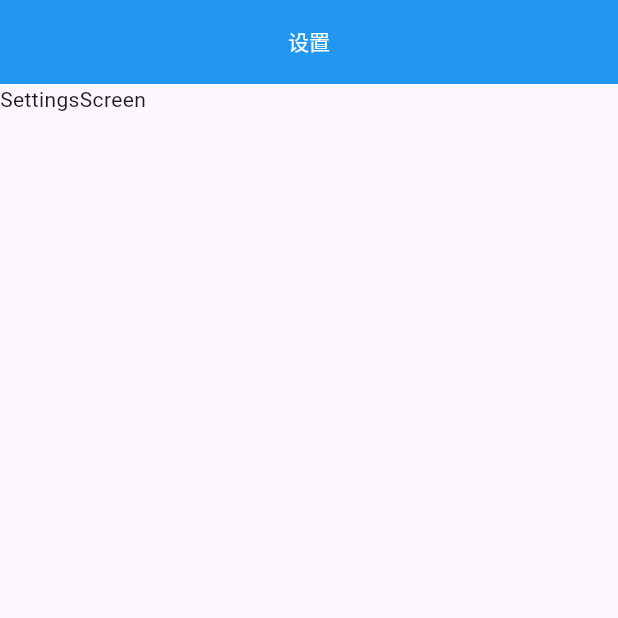
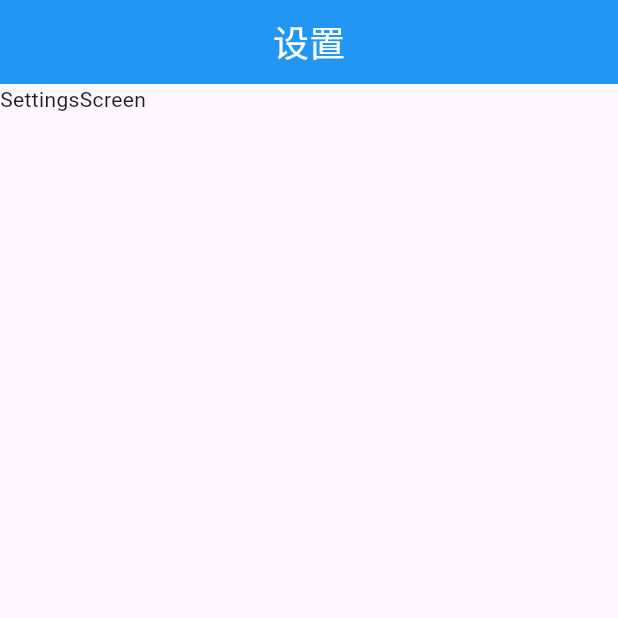
Before and after one commit to CrossEvol/flutter_ce_picgo, a Flutter app: the screen it shows after launch, item 2 of the bottom bar chosen, on a phone screen of 412 x 824 dp, the top half of it. Run offline on Flutter 3.47's test engine with Material 3 defaults, Android fonts, the phone set to English and light mode, and no system bars; our stand-ins replace bloc, equatable, flutter_bloc, go_router, image_picker, video_player.

Commit message:
Extra HomePageAppBar by inheritance

```diff
--- a/lib/views/AlbumScreen.dart
+++ b/lib/views/AlbumScreen.dart
@@ -1,4 +1,5 @@
 import 'package:flutter/material.dart';
+import 'package:flutter_ce_picgo/widgets/home_page_app_bar.dart';
 
 class AlbumScreen extends StatefulWidget {
   const AlbumScreen({super.key});
@@ -13,12 +14,8 @@ class _AlbumScreenState extends State<AlbumScreen> {
   @override
   Widget build(BuildContext context) {
     return Scaffold(
-        appBar: AppBar(
-          title: const Text('相册'),
-          centerTitle: true,
-          backgroundColor: Colors.blue,
-          leading: const SizedBox(),
-          actions: const [],
+        appBar: HomePageAppBar(
+          title: '相册',
         ),
         body: const Text('AlbumScreen'));
   }
--- a/lib/views/SettingsScreen.dart
+++ b/lib/views/SettingsScreen.dart
@@ -1,4 +1,5 @@
 import 'package:flutter/material.dart';
+import 'package:flutter_ce_picgo/widgets/home_page_app_bar.dart';
 
 class SettingsScreen extends StatefulWidget {
   const SettingsScreen({super.key});
@@ -13,14 +14,7 @@ class _SettingsScreenState extends State<SettingsScreen> {
   @override
   Widget build(BuildContext context) {
     return Scaffold(
-        appBar: AppBar(
-          title: const Text('设置'),
-          titleTextStyle: const TextStyle(color: Colors.white),
-          centerTitle: true,
-          backgroundColor: Colors.blue,
-          leading: const SizedBox(),
-          actions: const [],
-        ),
+        appBar: HomePageAppBar(title: '设置'),
         body: const Text('SettingsScreen'));
   }
 
--- /dev/null
+++ b/lib/widgets/home_page_app_bar.dart
@@ -0,0 +1,14 @@
+import 'package:flutter/material.dart';
+
+class HomePageAppBar extends AppBar {
+  HomePageAppBar({super.key, required title})
+      : super(
+          title: Text(title),
+          titleTextStyle: const TextStyle(color: Colors.white,fontSize: 24.0),
+          // Default title
+          centerTitle: true,
+          backgroundColor: Colors.blue,
+          leading: const SizedBox(),
+          actions: [],
+        );
+}
```
